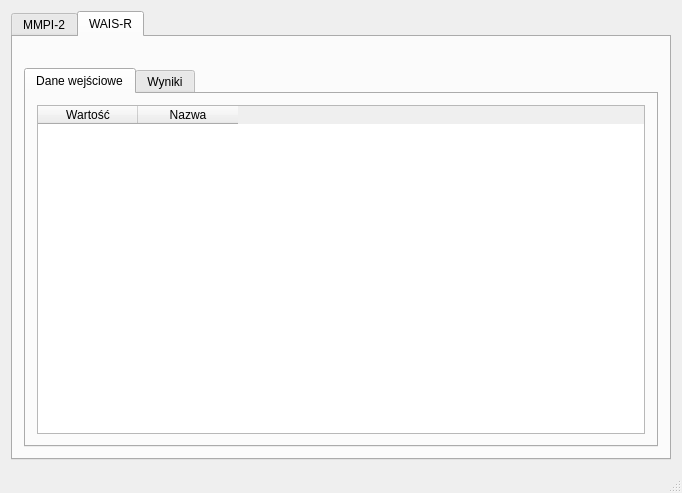
The window that mainwindow.ui (brzeszczot/NeuroTool) describes before a commit, drawn with Qt 5.
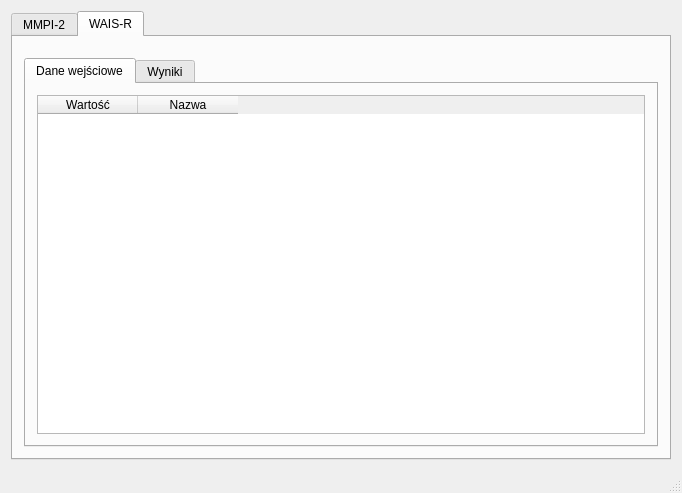
The same window after the commit. The open tabs and pages were chosen to show the change.

What changed in the file:
```diff
--- a/mainwindow.ui
+++ b/mainwindow.ui
@@ -364,7 +364,7 @@
             <property name="sizeHint" stdset="0">
              <size>
               <width>40</width>
-              <height>20</height>
+              <height>10</height>
              </size>
             </property>
            </spacer>
```
